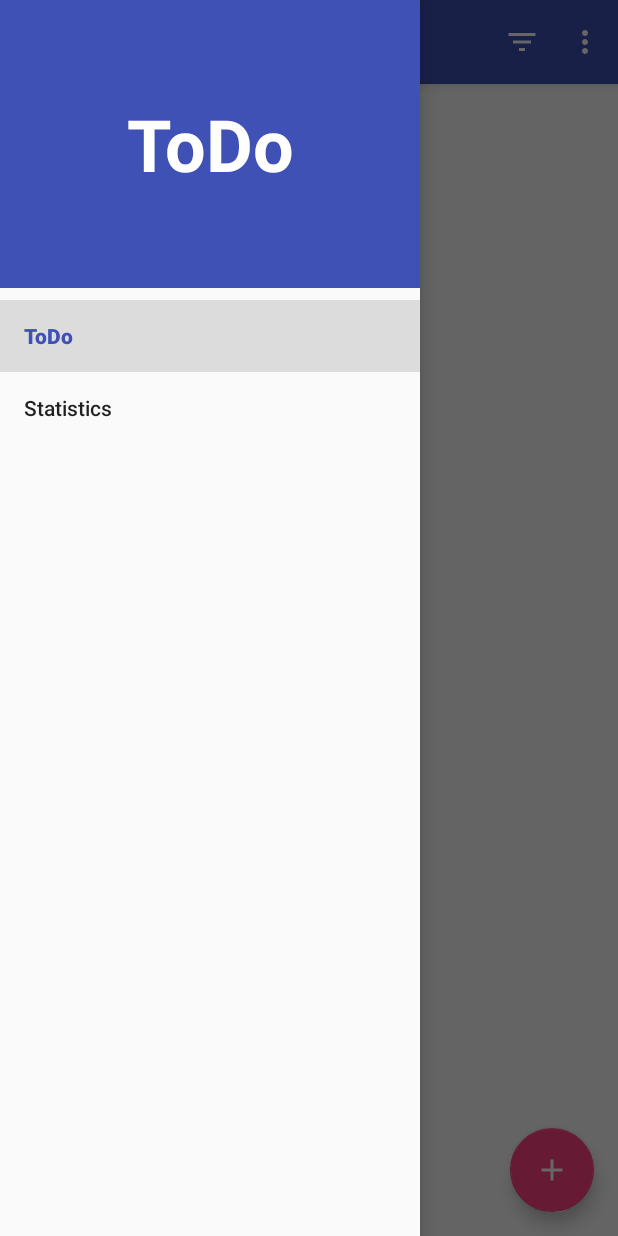
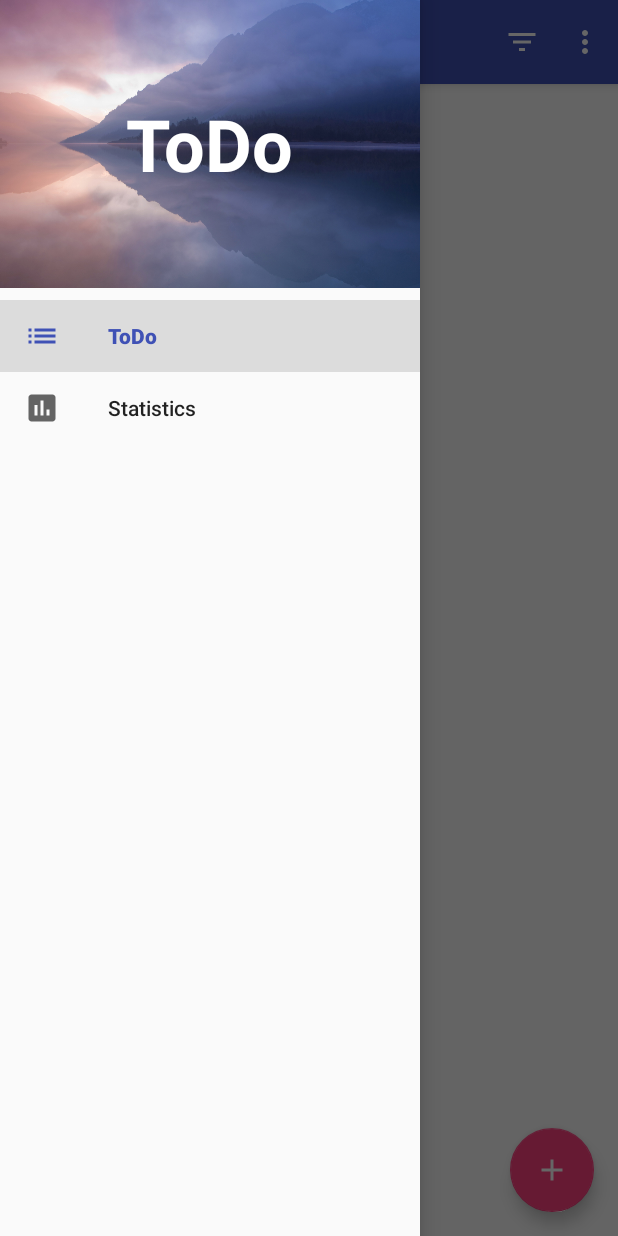
Before and after one commit to Guomato/ToDo, an Android app: the screen it shows after launch (TasksActivity), with the side drawer open, on a phone screen of 412 x 824 dp. Run offline under Robolectric (Android 15) with nearby library versions, the phone set to English and light mode, and no system bars.

Commit message:
增加侧滑菜单背景图片

```diff
--- /dev/null
+++ b/app/src/main/res/drawable/ic_list.xml
@@ -0,0 +1,10 @@
+<?xml version="1.0" encoding="utf-8"?>
+<vector xmlns:android="http://schemas.android.com/apk/res/android"
+        android:width="24dp"
+        android:height="24dp"
+        android:viewportWidth="24.0"
+        android:viewportHeight="24.0">
+    <path
+        android:fillColor="#FF000000"
+        android:pathData="M3,13h2v-2H3v2zm0,4h2v-2H3v2zm0,-8h2V7H3v2zm4,4h14v-2H7v2zm0,4h14v-2H7v2zM7,7v2h14V7H7z" />
+</vector>
--- /dev/null
+++ b/app/src/main/res/drawable/ic_statistics.xml
@@ -0,0 +1,10 @@
+<?xml version="1.0" encoding="utf-8"?>
+<vector xmlns:android="http://schemas.android.com/apk/res/android"
+        android:width="24dp"
+        android:height="24dp"
+        android:viewportHeight="24.0"
+        android:viewportWidth="24.0">
+    <path
+        android:fillColor="#FF000000"
+        android:pathData="M19,3H5c-1.1,0 -2,0.9 -2,2v14c0,1.1 0.9,2 2,2h14c1.1,0 2,-0.9 2,-2V5c0,-1.1 -0.9,-2 -2,-2zM9,17H7v-7h2v7zm4,0h-2V7h2v10zm4,0h-2v-4h2v4z"/>
+</vector>
--- a/app/src/main/res/layout/nav_header.xml
+++ b/app/src/main/res/layout/nav_header.xml
@@ -1,11 +1,24 @@
 <?xml version="1.0" encoding="utf-8"?>
-<TextView
+<RelativeLayout
     xmlns:android="http://schemas.android.com/apk/res/android"
     android:layout_width="match_parent"
-    android:layout_height="@dimen/nav_header_height"
-    android:background="?attr/colorPrimary"
-    android:gravity="center"
-    android:text="@string/app_name"
-    android:textColor="@android:color/white"
-    android:textStyle="bold"
-    android:textSize="@dimen/nav_header_title_text_size"/>
+    android:layout_height="@dimen/nav_header_height">
+
+    <ImageView
+        android:layout_width="match_parent"
+        android:layout_height="match_parent"
+        android:contentDescription="@string/app_name"
+        android:scaleType="centerCrop"
+        android:src="@drawable/lake"/>
+
+    <TextView
+        android:layout_width="wrap_content"
+        android:layout_height="wrap_content"
+        android:layout_centerInParent="true"
+        android:gravity="center"
+        android:text="@string/app_name"
+        android:textColor="@android:color/white"
+        android:textSize="@dimen/nav_header_title_text_size"
+        android:textStyle="bold"/>
+
+</RelativeLayout>
--- a/app/src/main/res/menu/menu_nav.xml
+++ b/app/src/main/res/menu/menu_nav.xml
@@ -4,10 +4,12 @@
     <group android:checkableBehavior="single">
         <item
             android:id="@+id/nav_item_todo"
+            android:icon="@drawable/ic_list"
             android:title="@string/nav_item_todo"/>
 
         <item
             android:id="@+id/nav_item_statistics"
+            android:icon="@drawable/ic_statistics"
             android:title="@string/nav_item_statistics"/>
     </group>
 
```
Also changed, not shown: app/src/main/res/drawable/lake.jpg (added).
